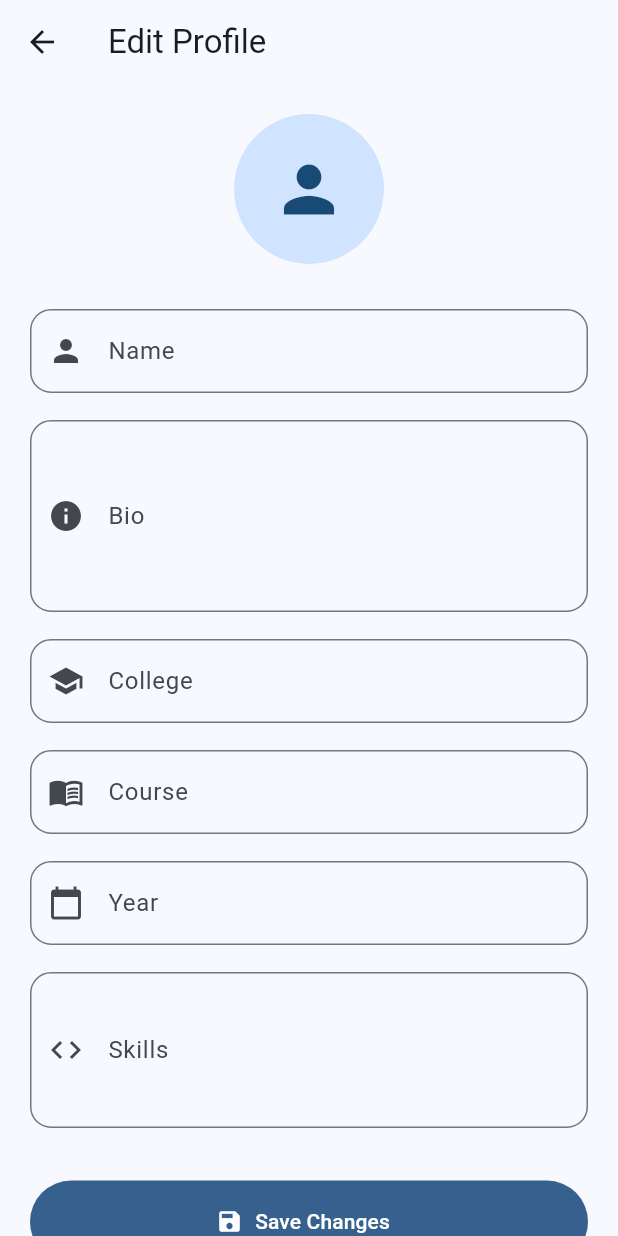
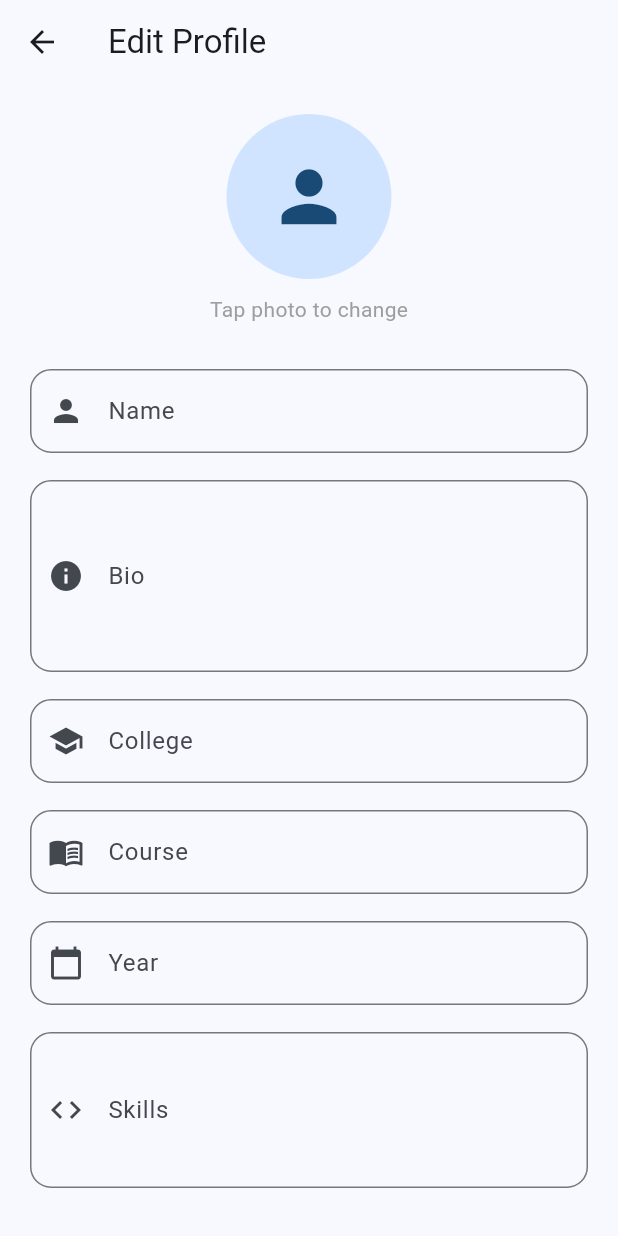
Before and after one commit to parthkumar0607-ux/campus_connect, a Flutter app: the EditProfileScreen screen opened directly with empty values, on a phone screen of 412 x 824 dp. Run offline on Flutter 3.47's test engine with Material 3 defaults, Android fonts, the phone set to English and light mode, and no system bars; our stand-ins replace dio, flutter_secure_storage, image_picker; accounts and stored records are empty.

```diff
--- a/lib/features/profile/presentation/screens/edit_profile_screen.dart
+++ b/lib/features/profile/presentation/screens/edit_profile_screen.dart
@@ -1,4 +1,7 @@
+import 'dart:io';
+
 import 'package:flutter/material.dart';
+import 'package:image_picker/image_picker.dart';
 
 import 'package:campus_connect_v2/features/profile/data/models/user_model.dart';
 import 'package:campus_connect_v2/features/profile/data/repositories/profile_repository.dart';
@@ -6,38 +9,30 @@ import 'package:campus_connect_v2/features/profile/data/repositories/profile_rep
 class EditProfileScreen extends StatefulWidget {
   final UserModel user;
 
-  const EditProfileScreen({
-    super.key,
-    required this.user,
-  });
+  const EditProfileScreen({super.key, required this.user});
 
   @override
-  State<EditProfileScreen> createState() =>
-      _EditProfileScreenState();
+  State<EditProfileScreen> createState() => _EditProfileScreenState();
 }
 
-class _EditProfileScreenState
-    extends State<EditProfileScreen> {
-  final ProfileRepository repository =
-      ProfileRepository();
+class _EditProfileScreenState extends State<EditProfileScreen> {
+  final ProfileRepository repository = ProfileRepository();
 
-  late final TextEditingController
-      nameController;
+  final ImagePicker picker = ImagePicker();
 
-  late final TextEditingController
-      collegeController;
+  File? selectedImage;
 
-  late final TextEditingController
-      courseController;
+  late final TextEditingController nameController;
 
-  late final TextEditingController
-      yearController;
+  late final TextEditingController collegeController;
 
-  late final TextEditingController
-      bioController;
+  late final TextEditingController courseController;
 
-  late final TextEditingController
-      skillsController;
+  late final TextEditingController yearController;
+
+  late final TextEditingController bioController;
+
+  late final TextEditingController skillsController;
 
   bool isLoading = false;
 
@@ -45,39 +40,17 @@ class _EditProfileScreenState
   void initState() {
     super.initState();
 
-    nameController =
-        TextEditingController(
-      text: widget.user.name,
-    );
+    nameController = TextEditingController(text: widget.user.name);
 
-    collegeController =
-        TextEditingController(
-      text:
-          widget.user.college ?? "",
-    );
+    collegeController = TextEditingController(text: widget.user.college ?? "");
 
-    courseController =
-        TextEditingController(
-      text:
-          widget.user.course ?? "",
-    );
+    courseController = TextEditingController(text: widget.user.course ?? "");
 
-    yearController =
-        TextEditingController(
-      text:
-          widget.user.year ?? "",
-    );
+    yearController = TextEditingController(text: widget.user.year ?? "");
 
-    bioController =
-        TextEditingController(
-      text: widget.user.bio ?? "",
-    );
+    bioController = TextEditingController(text: widget.user.bio ?? "");
 
-    skillsController =
-        TextEditingController(
-      text:
-          widget.user.skills ?? "",
-    );
+    skillsController = TextEditingController(text: widget.user.skills ?? "");
   }
 
   @override
@@ -91,6 +64,33 @@ class _EditProfileScreenState
     super.dispose();
   }
 
+  Future<void> pickImage() async {
+    final XFile? file = await picker.pickImage(
+      source: ImageSource.gallery,
+      imageQuality: 80,
+    );
+
+    if (file == null) return;
+
+    setState(() {
+      selectedImage = File(file.path);
+    });
+
+    try {
+      await repository.uploadProfileImage(selectedImage!);
+
+      if (!mounted) return;
+
+      Navigator.pop(context, true);
+    } catch (e) {
+      if (!mounted) return;
+
+      ScaffoldMessenger.of(
+        context,
+      ).showSnackBar(SnackBar(content: Text(e.toString())));
+    }
+  }
+
   Future<void> saveProfile() async {
     setState(() {
       isLoading = true;
@@ -98,46 +98,27 @@ class _EditProfileScreenState
 
     try {
       await repository.updateProfile(
-        name:
-            nameController.text.trim(),
-        college:
-            collegeController.text
-                .trim(),
-        course:
-            courseController.text
-                .trim(),
-        year:
-            yearController.text
-                .trim(),
+        name: nameController.text.trim(),
+        college: collegeController.text.trim(),
+        course: courseController.text.trim(),
+        year: yearController.text.trim(),
         bio: bioController.text.trim(),
-        skills:
-            skillsController.text
-                .trim(),
+        skills: skillsController.text.trim(),
       );
 
       if (!mounted) return;
 
-      ScaffoldMessenger.of(context)
-          .showSnackBar(
-        const SnackBar(
-          content: Text(
-            "Profile updated successfully 🎉",
-          ),
-        ),
+      ScaffoldMessenger.of(context).showSnackBar(
+        const SnackBar(content: Text("Profile updated successfully 🎉")),
       );
 
       Navigator.pop(context, true);
     } catch (e) {
       if (!mounted) return;
 
-      ScaffoldMessenger.of(context)
-          .showSnackBar(
-        SnackBar(
-          content: Text(
-            e.toString(),
-          ),
-        ),
-      );
+      ScaffoldMessenger.of(
+        context,
+      ).showSnackBar(SnackBar(content: Text(e.toString())));
     } finally {
       if (mounted) {
         setState(() {
@@ -147,93 +128,82 @@ class _EditProfileScreenState
     }
   }
 
-  InputDecoration decoration(
-    String label,
-    IconData icon,
-  ) {
+  InputDecoration decoration(String label, IconData icon) {
     return InputDecoration(
       labelText: label,
       prefixIcon: Icon(icon),
-      border: OutlineInputBorder(
-        borderRadius:
-            BorderRadius.circular(14),
-      ),
+      border: OutlineInputBorder(borderRadius: BorderRadius.circular(14)),
     );
   }
 
   @override
-  Widget build(
-    BuildContext context,
-  ) {
+  Widget build(BuildContext context) {
     return Scaffold(
-      appBar: AppBar(
-        title: const Text(
-          "Edit Profile",
-        ),
-      ),
+      appBar: AppBar(title: const Text("Edit Profile")),
       body: SingleChildScrollView(
-        padding:
-            const EdgeInsets.all(20),
+        padding: const EdgeInsets.all(20),
         child: Column(
           children: [
-            const CircleAvatar(
-              radius: 50,
-              child: Icon(
-                Icons.person,
-                size: 50,
+            GestureDetector(
+              onTap: pickImage,
+              child: CircleAvatar(
+                radius: 55,
+                backgroundImage: selectedImage != null
+                    ? FileImage(selectedImage!)
+                    : (widget.user.profileImage != null &&
+                                  widget.user.profileImage!.isNotEmpty
+                              ? NetworkImage(widget.user.profileImage!)
+                              : null)
+                          as ImageProvider?,
+                child:
+                    selectedImage == null &&
+                        (widget.user.profileImage == null ||
+                            widget.user.profileImage!.isEmpty)
+                    ? const Icon(Icons.person, size: 55)
+                    : null,
               ),
+            ),
+
+            const SizedBox(height: 10),
+
+            const Text(
+              "Tap photo to change",
+              style: TextStyle(color: Colors.grey),
             ),
 
             const SizedBox(height: 30),
 
             TextField(
-              controller:
-                  nameController,
-              decoration: decoration(
-                "Name",
-                Icons.person,
-              ),
+              controller: nameController,
+              decoration: decoration("Name", Icons.person),
             ),
 
             const SizedBox(height: 18),
 
             TextField(
-              controller:
-                  bioController,
+              controller: bioController,
               maxLines: 4,
-              decoration: decoration(
-                "Bio",
-                Icons.info,
-              ),
+              decoration: decoration("Bio", Icons.info),
             ),
 
             const SizedBox(height: 18),
-                        TextField(
+            TextField(
               controller: collegeController,
-              decoration: decoration(
-                "College",
-                Icons.school,
-              ),
+              decoration: decoration("College", Icons.school),
             ),
 
             const SizedBox(height: 18),
 
             TextField(
               controller: courseController,
-              decoration: decoration(
-                "Course",
-                Icons.menu_book,
-              ),
+              decoration: decoration("Course", Icons.menu_book),
             ),
 
             const SizedBox(height: 18),
 
             TextField(
               controller: yearController,
-              decoration: decoration(
-                "Year",
-                Icons.calendar_today,
-              ),
+              decoration: decoration("Year", Icons.calendar_today),
             ),
 
             const SizedBox(height: 18),
@@ -241,10 +211,7 @@ class _EditProfileScreenState
             TextField(
               controller: skillsController,
               maxLines: 3,
-              decoration: decoration(
-                "Skills",
-                Icons.code,
-              ),
+              decoration: decoration("Skills", Icons.code),
             ),
 
             const SizedBox(height: 35),
@@ -253,28 +220,18 @@ class _EditProfileScreenState
               width: double.infinity,
               height: 55,
               child: FilledButton.icon(
-                onPressed:
-                    isLoading
-                        ? null
-                        : saveProfile,
+                onPressed: isLoading ? null : saveProfile,
                 icon: isLoading
                     ? const SizedBox(
-                        width: 20,
-                        height: 20,
-                        child:
-                            CircularProgressIndicator(
+                        width: 22,
+                        height: 22,
+                        child: CircularProgressIndicator(
                           strokeWidth: 2,
                           color: Colors.white,
                         ),
                       )
-                    : const Icon(
-                        Icons.save,
-                      ),
-                label: Text(
-                  isLoading
-                      ? "Saving..."
-                      : "Save Changes",
-                ),
+                    : const Icon(Icons.save),
+                label: Text(isLoading ? "Saving..." : "Save Changes"),
               ),
             ),
           ],
```
Also changed, not shown: lib/features/profile/data/datasource/profile_remote_datasource.dart (+21 -0 lines), lib/features/profile/data/repositories/profile_repository.dart (+10 -0 lines), OIP.webp (added), 2 other files.
